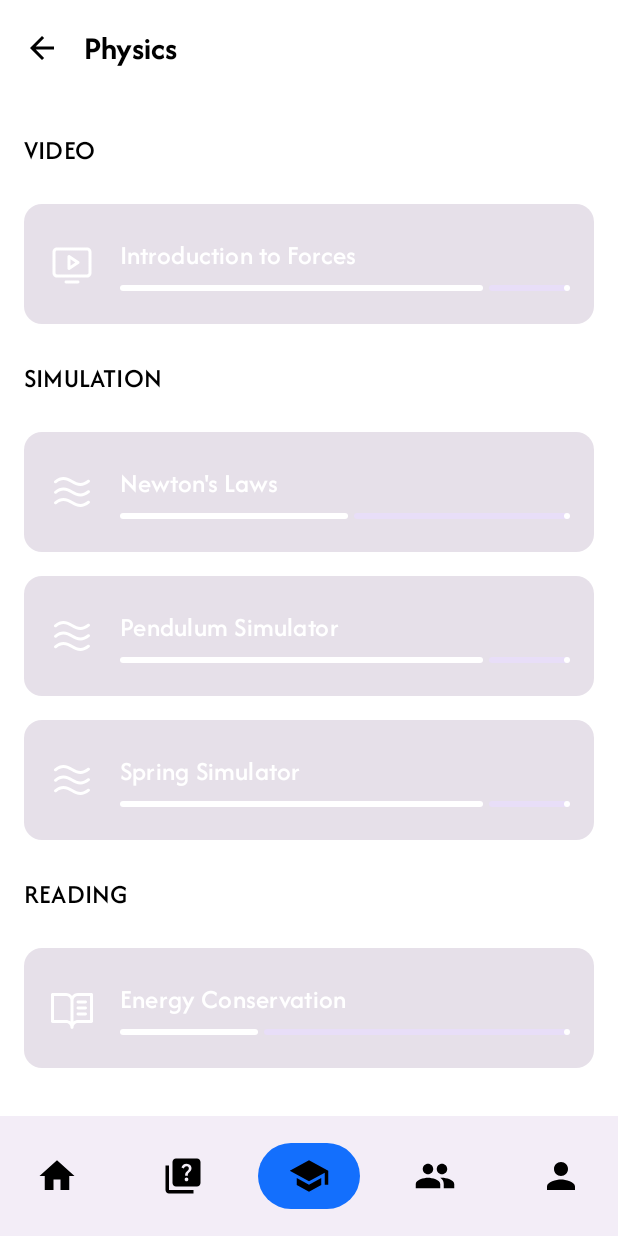
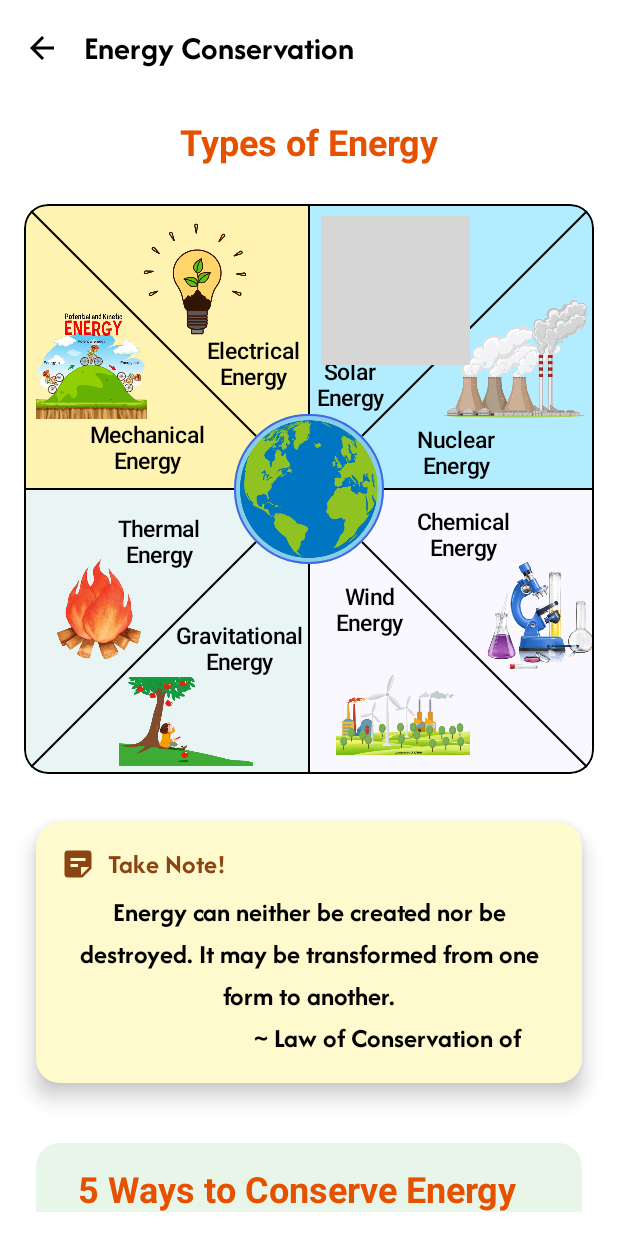
Before and after one commit to Pager-dot/BridgeLearn_App, an Android app built with Jetpack Compose: the LearnScreen screen opened through its navigation route, after a tap on "Energy Conservation", on a phone screen of 412 x 824 dp. Run offline under Robolectric (Android 15) with nearby library versions, the phone set to English and light mode, and no system bars; 3 other taps on this screen came first; grey boxes are pictures that could not be loaded.

Commit message:
feature/energy_conservation/reading_part

```diff
--- /dev/null
+++ b/app/src/main/java/pratheekv39/bridgelearn/io/EnergyConservationReading.kt
@@ -0,0 +1,498 @@
+package pratheekv39.bridgelearn.io
+
+import androidx.compose.foundation.Canvas
+import androidx.compose.foundation.Image
+import androidx.compose.foundation.background
+import androidx.compose.foundation.border
+import androidx.compose.foundation.layout.Box
+import androidx.compose.foundation.layout.Column
+import androidx.compose.foundation.layout.Row
+import androidx.compose.foundation.layout.Spacer
+import androidx.compose.foundation.layout.aspectRatio
+import androidx.compose.foundation.layout.fillMaxSize
+import androidx.compose.foundation.layout.fillMaxWidth
+import androidx.compose.foundation.layout.height
+import androidx.compose.foundation.layout.offset
+import androidx.compose.foundation.layout.padding
+import androidx.compose.foundation.layout.size
+import androidx.compose.foundation.layout.width
+import androidx.compose.foundation.rememberScrollState
+import androidx.compose.foundation.shape.CircleShape
+import androidx.compose.foundation.shape.RoundedCornerShape
+import androidx.compose.foundation.verticalScroll
+import androidx.compose.material.icons.Icons
+import androidx.compose.material.icons.filled.ArrowBack
+import androidx.compose.material.icons.filled.Bolt
+import androidx.compose.material.icons.filled.DirectionsWalk
+import androidx.compose.material.icons.filled.Groups
+import androidx.compose.material.icons.filled.Restaurant
+import androidx.compose.material.icons.filled.WaterDrop
+import androidx.compose.material3.Card
+import androidx.compose.material3.CardDefaults
+import androidx.compose.material3.ExperimentalMaterial3Api
+import androidx.compose.material3.Icon
+import androidx.compose.material3.IconButton
+import androidx.compose.material3.MaterialTheme
+import androidx.compose.material3.Scaffold
+import androidx.compose.material3.Surface
+import androidx.compose.material3.Text
+import androidx.compose.material3.TopAppBar
+import androidx.compose.runtime.Composable
+import androidx.compose.ui.Alignment
+import androidx.compose.ui.Modifier
+import androidx.compose.ui.draw.clip
+import androidx.compose.ui.geometry.Offset
+import androidx.compose.ui.geometry.Size
+import androidx.compose.ui.graphics.Color
+import androidx.compose.ui.graphics.vector.ImageVector
+import androidx.compose.ui.res.painterResource
+import androidx.compose.ui.text.TextStyle
+import androidx.compose.ui.text.font.FontWeight
+import androidx.compose.ui.text.style.TextAlign
+import androidx.compose.ui.unit.Dp
+import androidx.compose.ui.unit.TextUnit
+import androidx.compose.ui.unit.dp
+import androidx.compose.ui.unit.sp
+import androidx.navigation.NavController
+
+@OptIn(ExperimentalMaterial3Api::class)
+@Composable
+fun EnergyConservationScreen(navController: NavController) {
+    Scaffold(
+        topBar = {
+            TopAppBar(
+                title = { Text("Energy Conservation") },
+                navigationIcon = {
+                    IconButton(onClick = { navController.popBackStack() }) {
+                        Icon(imageVector = Icons.Default.ArrowBack, contentDescription = "Back")
+                    }
+                }
+            )
+        }
+    ) { paddingValues ->
+        Column(
+            modifier = Modifier
+                .fillMaxSize()
+                .padding(16.dp)
+                .padding(paddingValues)
+                .verticalScroll(rememberScrollState()),
+            horizontalAlignment = Alignment.CenterHorizontally
+        ) {
+            // Heading
+            Text(
+                text = "Types of Energy",
+                style = MaterialTheme.typography.headlineSmall,
+                fontWeight = FontWeight.Bold,
+                color = Color(0xFFE65100)
+            )
+
+            Spacer(modifier = Modifier.height(24.dp))
+
+            // Energy Diagram
+            Box(
+                modifier = Modifier
+                    .fillMaxWidth()
+                    .aspectRatio(1f)
+                    .clip(RoundedCornerShape(16.dp))
+                    .border(1.dp, Color.Black, RoundedCornerShape(16.dp))
+            ) {
+                Canvas(modifier = Modifier.fillMaxSize()) {
+                    val width = size.width
+                    val height = size.height
+                    val centerX = width / 2
+                    val centerY = height / 2
+
+                    val color1 = Color(0x4DFFD700)
+                    val color2 = Color(0x4D00BFFF)
+                    val color3 = Color(0x4DB2DFDB)
+                    val color4 = Color(0x4DE6E6FA)
+
+                    drawRect(
+                        color = color1,
+                        topLeft = Offset(0f, 0f),
+                        size = Size(centerX, centerY)
+                    )
+                    drawRect(
+                        color = color2,
+                        topLeft = Offset(centerX, 0f),
+                        size = Size(centerX, centerY)
+                    )
+                    drawRect(
+                        color = color3,
+                        topLeft = Offset(0f, centerY),
+                        size = Size(centerX, centerY)
+                    )
+                    drawRect(
+                        color = color4,
+                        topLeft = Offset(centerX, centerY),
+                        size = Size(centerX, centerY)
+                    )
+
+                    drawLine(
+                        color = Color.Black,
+                        start = Offset(0f, 0f),
+                        end = Offset(width, height),
+                        strokeWidth = 2f
+                    )
+                    drawLine(
+                        color = Color.Black,
+                        start = Offset(width, 0f),
+                        end = Offset(0f, height),
+                        strokeWidth = 2f
+                    )
+
+                    drawLine(
+                        color = Color.Black,
+                        start = Offset(centerX, 0f),
+                        end = Offset(centerX, height),
+                        strokeWidth = 2f
+                    )
+                    drawLine(
+                        color = Color.Black,
+                        start = Offset(0f, centerY),
+                        end = Offset(width, centerY),
+                        strokeWidth = 2f
+                    )
+                }
+
+                Box(
+                    modifier = Modifier
+                        .size(100.dp)
+                        .align(Alignment.Center)
+                        .border(1.dp, Color(0xFF4169E1), shape = CircleShape)
+                        .background(Color(0xFF87CEEB), shape = CircleShape)
+                ) {
+                    Image(
+                        painter = painterResource(id = R.drawable.earth),
+                        contentDescription = "Earth",
+                        modifier = Modifier.fillMaxSize()
+                    )
+                }
+
+                EnergyTypeSection(
+                    modifier = Modifier
+                        .padding(top = 0.1.dp, start = 65.dp),
+                    title = "Electrical Energy",
+                    imageRes = R.drawable.light,
+                    imageSize = 100.dp,
+                    textSize = 15.sp,
+                    textOffsetY = (-19).dp,
+                    textOffsetX = (37).dp
+                )
+
+                EnergyTypeSection(
+                    modifier = Modifier
+                        .padding(top = 62.dp, start = 0.1.dp),
+                    title = "Mechanical Energy",
+                    imageRes = R.drawable.mechanical,
+                    imageSize = 90.dp,
+                    textSize = 15.sp,
+                    textOffsetY = (-15).dp,
+                    textOffsetX = (37).dp
+                )
+
+                EnergyTypeSection(
+                    modifier = Modifier
+                        .padding(top = 220.dp, start = 0.1.dp),
+                    title = "Thermal Energy",
+                    imageRes = R.drawable.thermal,
+                    imageSize = 100.dp,
+                    textSize = 15.sp,
+                    textOffsetY = (-120).dp,
+                    textOffsetX = (40).dp
+                )
+
+                EnergyTypeSection(
+                    modifier = Modifier
+                        .padding(top = 230.dp, start = 0.1.dp)
+                        .offset(x=55.dp,y=62.dp),
+                    title = "Gravitational Energy",
+                    imageRes = R.drawable.gravitational,
+                    imageSize = 105.dp,
+                    textSize = 15.sp,
+                    textOffsetY = (-126).dp,
+                    textOffsetX = (35).dp
+                )
+
+                EnergyTypeSection(
+                    modifier = Modifier
+                        .padding(top = 230.dp, start = 0.1.dp)
+                        .offset(x=200.dp,y=40.dp),
+                    title = "Wind Energy",
+                    imageRes = R.drawable.wind,
+                    imageSize = 105.dp,
+                    textSize = 15.sp,
+                    textOffsetY = (-130).dp,
+                    textOffsetX = (-23).dp
+                )
+
+                EnergyTypeSection(
+                    modifier = Modifier
+                        .padding(top = 220.dp, start = 0.1.dp)
+                        .offset(x=290.dp,y=0.1.dp),
+                    title = "Chemical Energy",
+                    imageRes = R.drawable.chemical,
+                    imageSize = 105.dp,
+                    textSize = 15.sp,
+                    textOffsetY = (-130).dp,
+                    textOffsetX = (-50).dp
+                )
+
+                EnergyTypeSection(
+                    modifier = Modifier
+                        .padding(top = 45.dp, start = 0.1.dp)
+                        .offset(x=270.dp,y=0.1.dp),
+                    title = "Nuclear Energy",
+                    imageRes = R.drawable.nuclear,
+                    imageSize = 115.dp,
+                    textSize = 15.sp,
+                    textOffsetY = (-20).dp,
+                    textOffsetX = (-40).dp
+                )
+
+                EnergyTypeSection(
+                    modifier = Modifier
+                        .padding(top = 0.1.dp, start = 0.1.dp)
+                        .offset(x=190.dp,y=0.1.dp),
+                    title = "Solar Energy",
+                    imageRes = R.drawable.solar,
+                    imageSize = 115.dp,
+                    textSize = 15.sp,
+                    textOffsetY = (-20).dp,
+                    textOffsetX = (-30).dp
+                )
+            }
+
+            Spacer(modifier = Modifier.height(24.dp))
+            FlashCard()
+
+            Spacer(modifier = Modifier.height(24.dp))
+            EnergyConservationTips()
+        }
+    }
+}
+
+@Composable
+fun EnergyTypeSection(
+    modifier: Modifier = Modifier,
+    title: String,
+    imageRes: Int,
+    imageSize: Dp = 100.dp,
+    textSize: TextUnit = 14.sp,
+    textOffsetY: Dp = 10.dp,
+    textOffsetX: Dp = 10.dp
+) {
+    Column(
+        modifier = modifier,
+        horizontalAlignment = Alignment.CenterHorizontally
+    ) {
+        Image(
+            painter = painterResource(id = imageRes),
+            contentDescription = title,
+            modifier = Modifier
+                .size(imageSize)
+                .padding(8.dp)
+        )
+
+        Text(
+            text = title.replace(" ", "\n"),
+            style = TextStyle(
+                fontSize = textSize,
+                fontWeight = FontWeight.Medium,
+                textAlign = TextAlign.Center
+            ),
+            modifier = Modifier
+                .padding(top = 8.dp)
+                .offset(x=textOffsetX, y = textOffsetY)
+        )
+    }
+}
+
+// Flash Card Composable
+@Composable
+fun FlashCard() {
+    // Card Content
+    Surface(
+        modifier = Modifier
+            .fillMaxWidth()
+            .height(190.dp)
+            .padding(8.dp),
+        shadowElevation = 8.dp,
+        shape = RoundedCornerShape(16.dp),
+        color = Color(0xFFFFFACD)
+    ) {
+        Column(
+            modifier = Modifier
+                .fillMaxSize()
+                .padding(16.dp)
+        ) {
+            Row(
+                modifier = Modifier.fillMaxWidth(),
+                verticalAlignment = Alignment.CenterVertically
+            ) {
+                Icon(
+                    painter = painterResource(id = R.drawable.note_icon),
+                    contentDescription = "Note Icon",
+                    tint = Color(0xFF8B4513),
+                    modifier = Modifier.size(24.dp)
+                )
+                Spacer(modifier = Modifier.width(8.dp))
+                Text(
+                    text = "Take Note!",
+                    style = MaterialTheme.typography.titleMedium.copy(fontWeight = FontWeight.Bold),
+                    color = Color(0xFF8B4513)
+                )
+            }
+            Spacer(modifier = Modifier.height(8.dp)) // Space between title and content
+            // Main Content
+            Text(
+                text = "Energy can neither be created nor be destroyed. " +
+                        "It may be transformed from one form to another.\n" +
+                        "                          ~ Law of Conservation of Energy",
+                style = MaterialTheme.typography.titleLarge.copy(fontWeight = FontWeight.Bold, fontSize = 18.sp),
+                textAlign = TextAlign.Center,
+                modifier = Modifier.fillMaxWidth(),
+            )
+        }
+    }
+}
+
+@Composable
+fun EnergyConservationTips() {
+    Card(
+        modifier = Modifier
+            .fillMaxWidth()
+            .padding(8.dp),
+        shape = RoundedCornerShape(16.dp),
+        colors = CardDefaults.cardColors(
+            containerColor = Color(0xFFE8F5E9)
+        )
+    ) {
+        Column(
+            modifier = Modifier
+                .fillMaxWidth()
+                .padding(16.dp)
+        ) {
+            Text(
+                text = "  5 Ways to Conserve Energy",
+                style = MaterialTheme.typography.headlineSmall,
+                fontWeight = FontWeight.Bold,
+                color = Color(0xFFE65100),
+            )
+            Spacer(modifier = Modifier.height(16.dp))
+            ConservationTipItem(
+                title = "Use less electricity",
+                description = "We can save energy by only utilizing air heaters or air conditioning systems when we are at home or at work.",
+                icon = Icons.Default.Bolt,
+                isIconOnRight = false
+            )
+            Spacer(modifier = Modifier.height(4.dp))
+            ConservationTipItem(
+                title = "Save water",
+                description = "The source, processing, and delivery of water need a significant amount of energy. We may save energy by using less water around the house.",
+                icon = Icons.Default.WaterDrop,
+                isIconOnRight = true
+            )
+            Spacer(modifier = Modifier.height(4.dp))
+            ConservationTipItem(
+                title = "Walk more, Drive less",
+                description = "Cars are a major energy guzzler on the world. Instead of driving, try walking to the store or to work; you'll get some exercise in the process.",
+                icon = Icons.Default.DirectionsWalk,
+                isIconOnRight = false
+            )
+            Spacer(modifier = Modifier.height(4.dp))
+            ConservationTipItem(
+                title = "Eat wisely",
+                description = "Farming, harvesting, transporting, and cooking food need a tremendous amount of energy. Reduce the energy connected with food by refusing to waste any food; eat leftovers and only buy what you intend to eat.",
+                icon = Icons.Default.Restaurant,
+                isIconOnRight = true
+            )
+            Spacer(modifier = Modifier.height(4.dp))
+            ConservationTipItem(
+                title = "Get other people involved",
+                description = "A single individual's efforts to conserve energy can have a tremendous influence. However, it is far better if we all work together to conserve energy.",
+                icon = Icons.Default.Groups,
+                isIconOnRight = false
+            )
+        }
+    }
+}
+
+@Composable
+fun ConservationTipItem(
+    title: String,
+    description: String,
+    icon: ImageVector,
+    isIconOnRight: Boolean
+) {
+    Row(
+        modifier = Modifier
+            .fillMaxWidth()
+            .padding(vertical = 8.dp),
+        verticalAlignment = Alignment.CenterVertically
+    ) {
+        if (!isIconOnRight) {
+            // Icon on the left
+            Box(
+                modifier = Modifier
+                    .size(80.dp)
+                    .background(Color(0xFF2E7D32), CircleShape),
+                contentAlignment = Alignment.Center
+            ) {
+                Icon(
+                    imageVector = icon,
+                    contentDescription = title,
+                    tint = Color.White,
+                    modifier = Modifier.size(24.dp)
+                )
+            }
+            Spacer(modifier = Modifier.width(16.dp))
+            // Text content
+            Column(
+                modifier = Modifier.weight(1f)
+            ) {
+                Text(
+                    text = title,
+                    style = MaterialTheme.typography.titleMedium,
+                    fontWeight = FontWeight.Bold
+                )
+                Text(
+                    text = description,
+                    style = MaterialTheme.typography.bodyMedium,
+                    color = Color.DarkGray
+                )
+            }
+        } else {
+            // Text content on the left
+            Column(
+                modifier = Modifier.weight(1f)
+            ) {
+                Text(
+                    text = title,
+                    style = MaterialTheme.typography.titleMedium,
+                    fontWeight = FontWeight.Bold
+                )
+                Text(
+                    text = description,
+                    style = MaterialTheme.typography.bodyMedium,
+                    color = Color.DarkGray
+                )
+            }
+            Spacer(modifier = Modifier.width(16.dp))
+            // Icon on the right
+            Box(
+                modifier = Modifier
+                    .size(80.dp)
+                    .background(Color(0xFF2E7D32), CircleShape),
+                contentAlignment = Alignment.Center
+            ) {
+                Icon(
+                    imageVector = icon,
+                    contentDescription = title,
+                    tint = Color.White,
+                    modifier = Modifier.size(24.dp)
+                )
+            }
+        }
+    }
+}
--- a/app/src/main/java/pratheekv39/bridgelearn/io/LearnScreen.kt
+++ b/app/src/main/java/pratheekv39/bridgelearn/io/LearnScreen.kt
@@ -180,6 +180,7 @@ fun LearningContentCard(content: LearningContent, navController: NavController,
                     content.title == "Pendulum Simulator" -> navController.navigate("Pendulum")
                     content.title == "Spring Simulator" -> navController.navigate("Spring")
                     content.title == "Periodic Table" -> navController.navigate("PeriodicTable")
+                    content.title == "Energy Conservation" -> navController.navigate("EnergyConservation")
                 }
             }
     ) {
--- a/app/src/main/java/pratheekv39/bridgelearn/io/NavGraph.kt
+++ b/app/src/main/java/pratheekv39/bridgelearn/io/NavGraph.kt
@@ -106,7 +106,7 @@ fun NavGraph(
             val currentRoute = navBackStackEntry?.destination?.route
 
             // Hide the bottom bar when on the "Interactive" screen
-            if (currentRoute !in listOf("Interactive", "Pendulum", "Spring", "PeriodicTable")) {
+            if (currentRoute !in listOf("Interactive", "Pendulum", "Spring", "PeriodicTable", "EnergyConservation")) {
                 NavigationBar {
                     screens.forEach { screen ->
                         NavigationBarItem(
@@ -185,6 +185,10 @@ fun NavGraph(
                 PeriodicTableScreen(navController, context)
             }
 
+            composable("EnergyConservation") {
+                EnergyConservationScreen(navController)
+            }
+
             composable(Screen.Learn.route) { LearnScreen(navController) }
 
             composable(Screen.Community.route) { CommunityScreen(navController) }
--- /dev/null
+++ b/app/src/main/res/drawable/note_icon.xml
@@ -0,0 +1,5 @@
+<vector xmlns:android="http://schemas.android.com/apk/res/android" android:autoMirrored="true" android:height="24dp" android:tint="#000000" android:viewportHeight="24" android:viewportWidth="24" android:width="24dp">
+
+    <path android:fillColor="@android:color/white" android:pathData="M19,3H4.99C3.89,3 3,3.9 3,5l0.01,14c0,1.1 0.89,2 1.99,2h10l6,-6V5C21,3.9 20.1,3 19,3zM7,8h10v2H7V8zM12,14H7v-2h5V14zM14,19.5V14h5.5L14,19.5z"/>
+
+</vector>
```
Also changed, not shown: app/src/main/res/drawable/chemical.png (added), app/src/main/res/drawable/earth.png (added), app/src/main/res/drawable/gravitational.png (added), app/src/main/res/drawable/light.png (added), app/src/main/res/drawable/mechanical.png (added), app/src/main/res/drawable/nuclear.png (added), app/src/main/res/drawable/thermal.png (added), app/src/main/res/drawable/wind.png (added), 1 other file.
